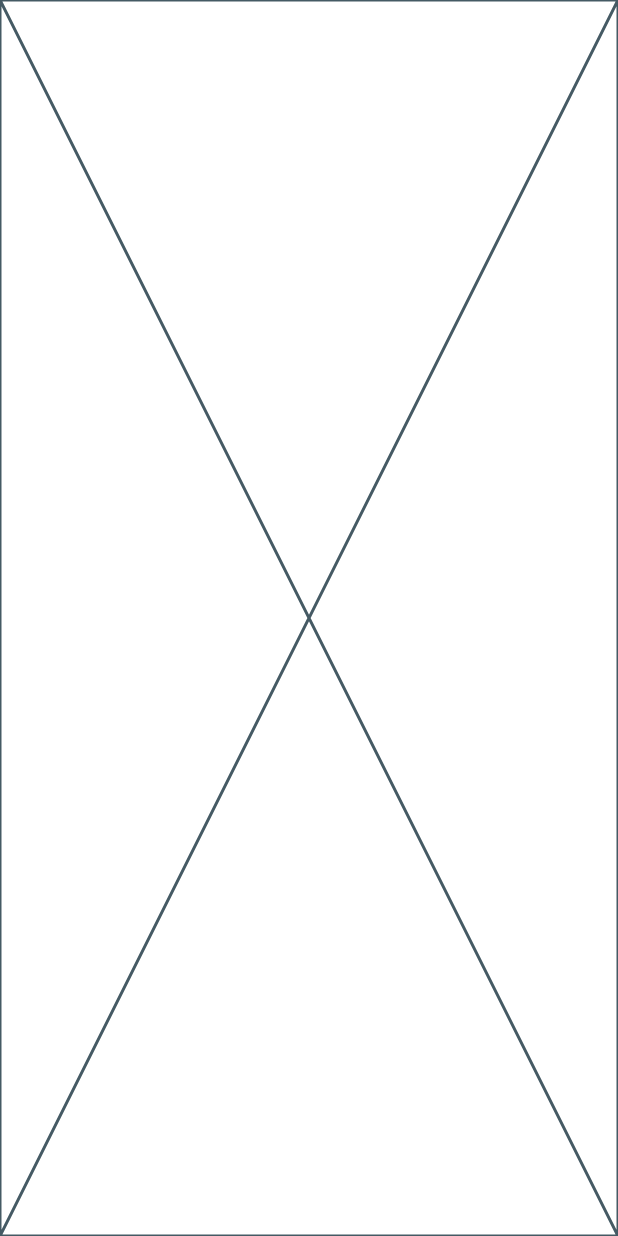
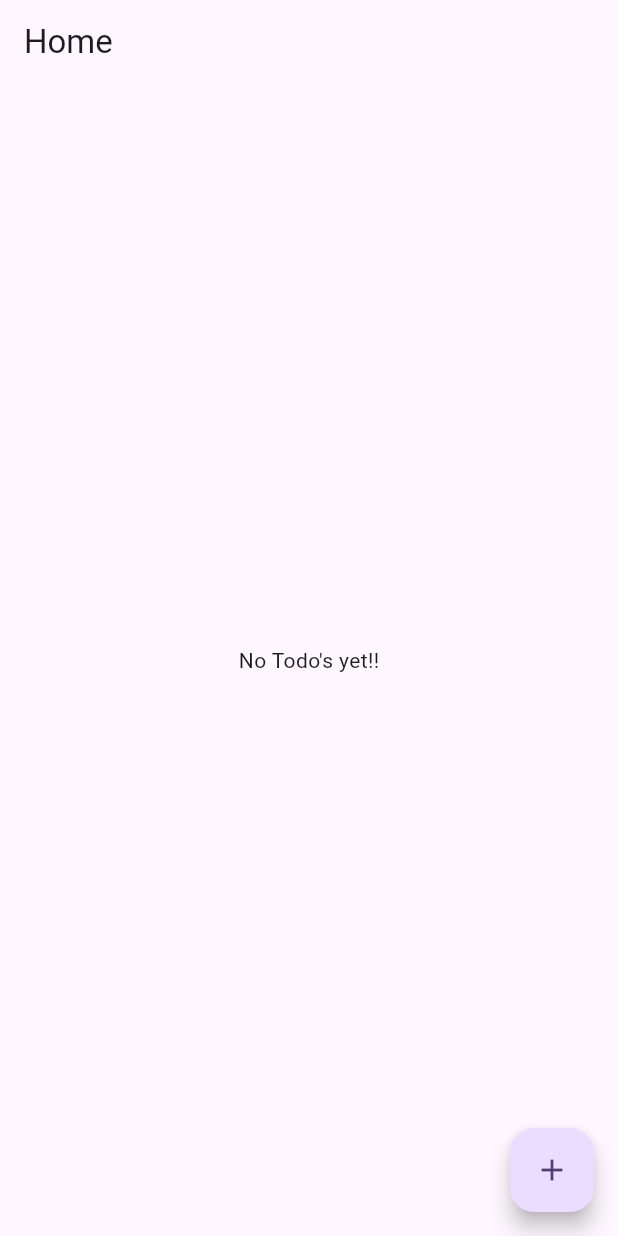
Before and after one commit to raunak2909/todo_cubit_cohort_11_12, a Flutter app: the screen it shows after launch, on a phone screen of 412 x 824 dp. Run offline on Flutter 3.47's test engine with Material 3 defaults, Android fonts, the phone set to English and light mode, and no system bars; our stand-ins replace flutter_bloc, sqflite; accounts and stored records are empty.

Commit message:
complete todo with handling state in cubit

```diff
--- a/lib/db_cubit.dart
+++ b/lib/db_cubit.dart
@@ -1,27 +1,45 @@
 import 'package:flutter_bloc/flutter_bloc.dart';
 import 'package:todo_cubit_cohort_11_12/db_helper.dart';
+import 'package:todo_cubit_cohort_11_12/db_state.dart';
 
-class DbCubit extends Cubit<List<Map<String, dynamic>>>{
+class DbCubit extends Cubit<DbState>{
   DbHelper dbHelper;
-  DbCubit(this.dbHelper) : super([]);
+  DbCubit(this.dbHelper) : super(DBInitialState());
 
   getInitialTodo() async {
+    emit(DBLoadingState());
     var todos = await dbHelper.fetchAllTodo();
-    emit(todos);
+    emit(DBLoadedState(todo: todos));
   }
 
   addTodo({required String title, required String desc}) async {
+    emit(DBLoadingState());
+
+    await Future.delayed(Duration(seconds: 10));
+
     bool isAdded = await dbHelper.insertTodo(title: title, desc: desc);
     if (isAdded){
       getInitialTodo();
+    } else {
+      emit(DBErrorState(errorMsg: "Something went wrong!!"));
     }
   }
 
   toggleTodo({required bool status, required int id}) async {
+    emit(DBLoadingState());
     bool isUpdated = await dbHelper.updateTodoStatus(status: status, id: id);
     if(isUpdated){
       getInitialTodo();
+    } else {
+      emit(DBErrorState(errorMsg: "Something went wrong!!"));
     }
   }
 
 }
+
+/// Expense UI - git repo - mail
+/// Wallpaper UI - git repo - mail
+/// Todo App with Cubit - git repo - mail
+/// Notes App with Cubit - git repo - mail
+/// Todo App with Provider - git repo - mail
+/// Notes App with Provider - git repo - mail
--- /dev/null
+++ b/lib/db_state.dart
@@ -0,0 +1,17 @@
+abstract class DbState {}
+
+/// initial
+/// loading
+/// loaded
+/// error
+
+class DBInitialState extends DbState{}
+class DBLoadingState extends DbState{}
+class DBLoadedState extends DbState{
+  List<Map<String, dynamic>> todo;
+  DBLoadedState({required this.todo});
+}
+class DBErrorState extends DbState{
+  String errorMsg;
+  DBErrorState({required this.errorMsg});
+}
--- a/lib/home_page.dart
+++ b/lib/home_page.dart
@@ -1,10 +1,75 @@
 import 'package:flutter/material.dart';
+import 'package:flutter_bloc/flutter_bloc.dart';
+import 'package:todo_cubit_cohort_11_12/add_todo_page.dart';
+import 'package:todo_cubit_cohort_11_12/db_cubit.dart';
+import 'package:todo_cubit_cohort_11_12/db_helper.dart';
+import 'package:todo_cubit_cohort_11_12/db_state.dart';
 
-class HomePage extends StatelessWidget {
-  const HomePage({super.key});
+class HomePage extends StatefulWidget {
+  @override
+  State<HomePage> createState() => _HomePageState();
+}
+
+class _HomePageState extends State<HomePage> {
+  @override
+  void initState() {
+    super.initState();
+    context.read<DbCubit>().getInitialTodo();
+  }
 
   @override
   Widget build(BuildContext context) {
-    return const Placeholder();
+
+
+    return Scaffold(
+      appBar: AppBar(title: Text("Home")),
+      body: BlocBuilder<DbCubit, DbState>(builder: (context, state){
+        if (state is DBLoadingState){
+          return Center(child: CircularProgressIndicator(),);
+        }
+
+        if(state is DBLoadedState){
+          List<Map<String, dynamic>> mTodos = state.todo;
+          return mTodos.isNotEmpty
+              ? ListView.builder(
+            itemBuilder: (context, index) {
+              return Card(
+                child: CheckboxListTile(
+                  value:
+                  mTodos[index][DbHelper.column_todo_is_completed] == 1,
+                  onChanged: (value) {
+                    context.read<DbCubit>().toggleTodo(
+                      status: value ?? false,
+                      id: mTodos[index][DbHelper.column_todo_id],
+                    );
+                  },
+                  title: Text(mTodos[index][DbHelper.column_todo_title]),
+                  subtitle: Text(mTodos[index][DbHelper.column_todo_desc]),
+                ),
+              );
+            },
+            itemCount: mTodos.length,
+          )
+              : Center(child: Text("No Todo's yet!!"));
+        }
+
+        if(state is DBErrorState){
+          return Center(
+            child: Text("Error: ${state.errorMsg}"),
+          );
+        }
+
+        return Container();
+      }),
+      floatingActionButton: FloatingActionButton(
+        child: Center(child: Icon(Icons.add)),
+        onPressed: () {
+          Navigator.push(
+            context,
+            MaterialPageRoute(builder: (context) => AddTodoPage()),
+          );
+        },
+      ),
+    );
   }
 }
```
Also changed, not shown: lib/add_todo_page.dart (added, +69 -0 lines), lib/armstrong_exp.dart (added, +35 -0 lines), lib/main.dart (+10 -4 lines).
